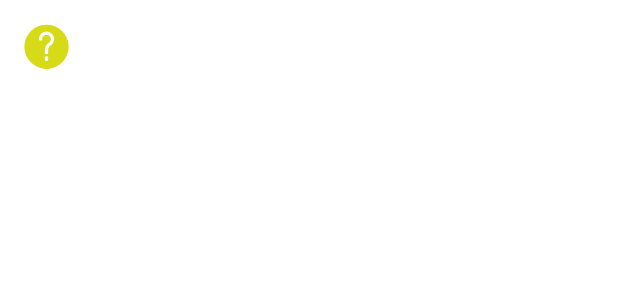
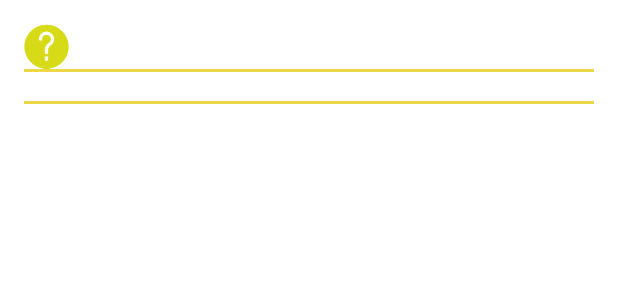
Before and after one commit to jmlorenzo50/HappMovil, an Android app: the layout fragment_questionary.xml on its own in the app's theme, with its tools: preview values and no code run, on a phone screen of 412 x 824 dp. Shown: the top 300 px of the screen. Run offline under Robolectric (Android 15) with nearby library versions, the phone set to English and light mode, and no system bars.

Commit message:
Mejoras visuales

```diff
--- a/app/src/main/java/happ/es/components/questionary/QuestionaryOnClickListener.java
+++ b/app/src/main/java/happ/es/components/questionary/QuestionaryOnClickListener.java
@@ -39,9 +39,9 @@ public class QuestionaryOnClickListener implements View.OnClickListener {
     @Override
     public void onClick(View view) {
         for (int i=0; i<btnAnswers.size(); i++) {
-            btnAnswers.get(i).setBackgroundResource(R.drawable.boton_largo_pistacho);
+            btnAnswers.get(i).setBackgroundResource(R.drawable.boton_largo_verde2);
         }
-        btnAnswers.get(activar).setBackgroundResource(R.drawable.boton_largo_verde);
+        btnAnswers.get(activar).setBackgroundResource(R.drawable.boton_largo_verde2);
         question.setAnswerSelected(answer);
 
         questionaryActivity.siguiente();
--- a/app/src/main/res/layout/fragment_questionary.xml
+++ b/app/src/main/res/layout/fragment_questionary.xml
@@ -33,19 +33,26 @@
             android:textColor="@color/colorPrimary"
             android:id="@+id/descriptionmarta"
             android:paddingLeft="10dp"
-            android:paddingRight="75dp"
                     />
         <TextView
             android:id="@+id/section_label"
             android:layout_width="wrap_content"
             android:layout_height="wrap_content"
-            android:textAlignment="center"
+            android:layout_gravity="right"
             android:textColor="@color/colorPrimary"
-            android:paddingBottom="20dp"
+            android:paddingLeft="20dp"
+
           />
             </LinearLayout>
 
 </LinearLayout>
+    <LinearLayout
+        android:layout_width="fill_parent"
+        android:layout_height="2dp"
+        android:background="@color/colorValoracionDia"
+        android:orientation="horizontal"
+        android:paddingTop="10dp"
+        />
 
             <TextView
                 android:layout_width="wrap_content"
@@ -54,6 +61,13 @@
                 android:id="@+id/statement"
 
                 />
+    <LinearLayout
+        android:layout_width="fill_parent"
+        android:layout_height="2dp"
+        android:background="@color/colorValoracionDia"
+        android:orientation="horizontal"
+        android:paddingTop="10dp"
+        />
 
             <TextView
                 android:id="@+id/pregunta"
--- a/app/src/main/res/layout/valoracion_dia_estado_animico.xml
+++ b/app/src/main/res/layout/valoracion_dia_estado_animico.xml
@@ -52,8 +52,7 @@
         android:text="Bienestar"
         android:textAlignment="viewStart"
         android:textColor="#696969"
-        android:textSize="12dp"
-        android:paddingTop="30dp" />
+        android:textSize="12dp" />
 
        <SeekBar
           android:id="@+id/bienestar"
@@ -97,7 +96,7 @@
           android:textAlignment="viewStart"
           android:textColor="#696969"
           android:textSize="12dp"
-          android:paddingTop="30dp"/>
+        />
 
       <SeekBar
           android:id="@+id/malestar"
```
Also changed, not shown: app/src/main/res/drawable/boton_largo3_amarillo.png (added).
